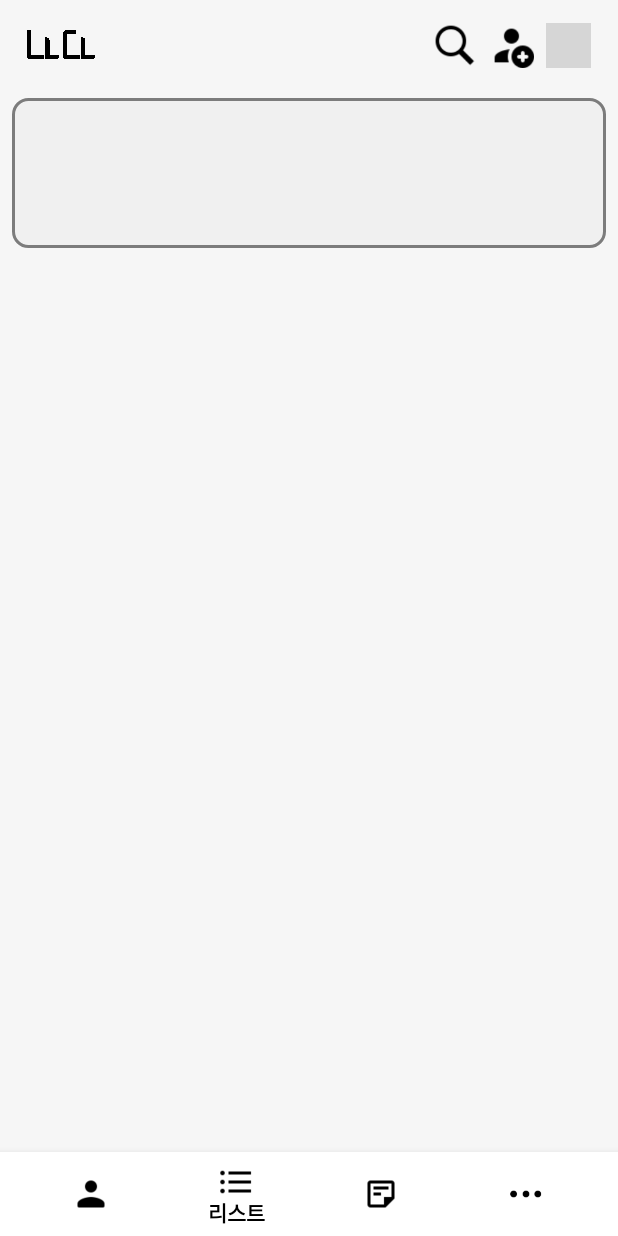
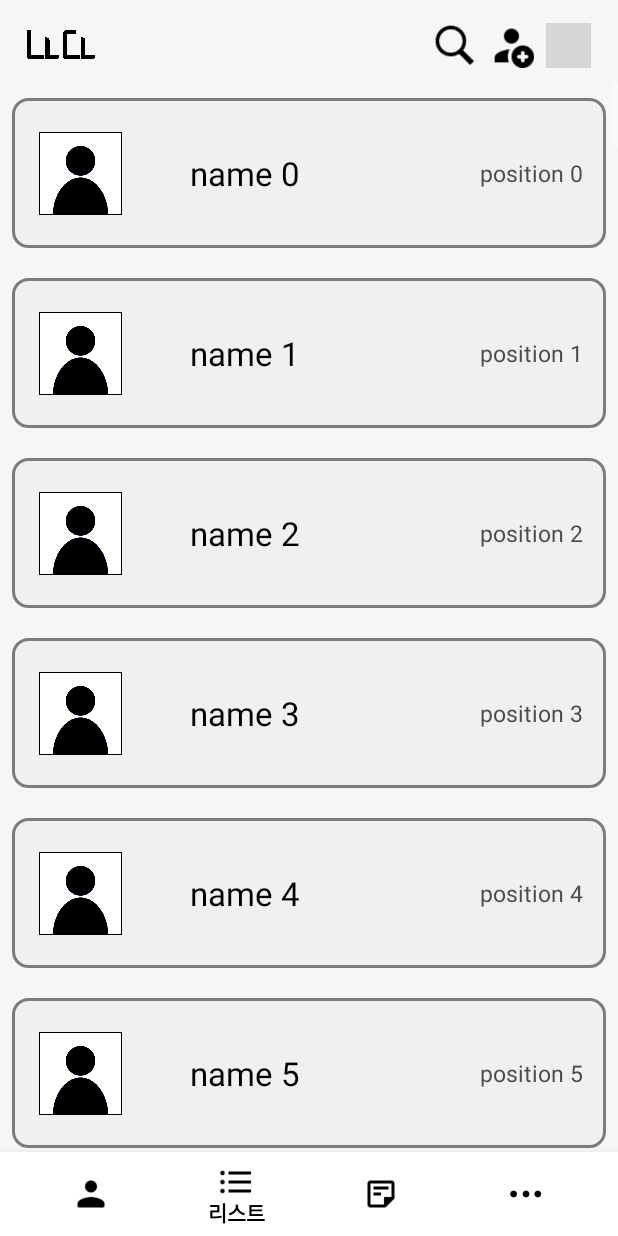
Before and after one commit to OSsunNO/Cname, an Android app: the Frag2 screen opened directly, with no data from a screen before it, on a phone screen of 412 x 824 dp. Run offline under Robolectric (Android 15) with nearby library versions, the phone set to English and light mode, and no system bars; grey boxes are pictures that could not be loaded.

Commit message:
리사이클러뷰 만들기 성공. db에서 정보만 불러와서 붙이면 됨.

```diff
--- a/app/src/main/java/com/cname/nada/Frag2.java
+++ b/app/src/main/java/com/cname/nada/Frag2.java
@@ -14,6 +14,10 @@ import android.widget.PopupMenu;
 import androidx.annotation.NonNull;
 import androidx.annotation.Nullable;
 import androidx.fragment.app.Fragment;
+import androidx.recyclerview.widget.LinearLayoutManager;
+import androidx.recyclerview.widget.RecyclerView;
+
+import java.util.ArrayList;
 
 public class Frag2 extends Fragment {
     private View view;
@@ -25,6 +29,23 @@ public class Frag2 extends Fragment {
     public View onCreateView(@NonNull LayoutInflater inflater, @Nullable ViewGroup container, @Nullable Bundle savedInstanceState)
     {
         view = inflater.inflate(R.layout.frag2,container,false);
+
+        //리사이클러뷰에 표시할 데이터 리스트 생성.
+        ArrayList<ArrayList<String>> list = new ArrayList<>();
+        for (int i=0; i<100; i++) {
+            ArrayList<String> innerList = new ArrayList<>();
+            innerList.add(String.format("name %d", i));
+            innerList.add(String.format("position %d", i));
+            list.add(innerList);
+        }
+
+        // 리사이클러뷰에 LinearLayoutManager 객체 지정.
+        RecyclerView recyclerView = view.findViewById(R.id.recycler1);
+        recyclerView.setLayoutManager(new LinearLayoutManager(getContext()));
+
+        // 리사이클러뷰에 SimpleTextAdapter 객체 지정.
+        RecyclerViewAdapter adapter = new RecyclerViewAdapter(list);
+        recyclerView.setAdapter(adapter);
 
         searchBtn = (ImageView) view.findViewById(R.id.SearchBtn);
         sendBtn = (ImageView) view.findViewById(R.id.SendBtn);
--- /dev/null
+++ b/app/src/main/java/com/cname/nada/RecyclerViewAdapter.java
@@ -0,0 +1,66 @@
+package com.cname.nada;
+
+import android.content.Context;
+import android.view.LayoutInflater;
+import android.view.View;
+import android.view.ViewGroup;
+import android.widget.ImageView;
+import android.widget.TextView;
+
+import androidx.recyclerview.widget.RecyclerView;
+
+import java.lang.reflect.Array;
+import java.util.ArrayList;
+
+public class RecyclerViewAdapter extends RecyclerView.Adapter<RecyclerViewAdapter.ViewHolder> {
+
+    private ArrayList<ArrayList<String>> mData = null;
+
+    // 아이템 뷰를 저장하는 뷰홀더 클래스.
+    public class ViewHolder extends RecyclerView.ViewHolder {
+        ImageView imageViewProfile;
+        TextView textViewName;
+        TextView textViewPosition;
+
+        ViewHolder(View itemView) {
+            super(itemView);
+
+            // 뷰 객체에 대한 참조. (hold strong reference)
+            imageViewProfile = itemView.findViewById(R.id.profile_image);
+            textViewName = itemView.findViewById(R.id.name);
+            textViewPosition = itemView.findViewById(R.id.position);
+        }
+    }
+
+    // 생성자에서 데이터 리스트 객체를 전달받음.
+    RecyclerViewAdapter(ArrayList<ArrayList<String>> list) {
+        mData = list;
+    }
+
+    // onCreateViewHolder() - 아이템 뷰를 위한 뷰홀더 객체 생성하여 리턴.
+    @Override
+    public RecyclerViewAdapter.ViewHolder onCreateViewHolder(ViewGroup parent, int viewType) {
+        Context context = parent.getContext();
+        LayoutInflater inflater = (LayoutInflater) context.getSystemService(Context.LAYOUT_INFLATER_SERVICE);
+
+        View view = inflater.inflate(R.layout.recyclerview_item, parent, false);
+        RecyclerViewAdapter.ViewHolder vh = new RecyclerViewAdapter.ViewHolder(view);
+
+        return vh;
+    }
+
+    // onBindViewHolder() - position에 해당하는 데이터를 뷰홀더의 아이템뷰에 표시.
+    @Override
+    public void onBindViewHolder(RecyclerViewAdapter.ViewHolder holder, int position) {
+        String nameOfFriend = mData.get(position).get(0);
+        String positionOfFriend = mData.get(position).get(1);
+        holder.textViewName.setText(nameOfFriend);
+        holder.textViewPosition.setText(positionOfFriend);
+    }
+
+    // getItemCount() - 전체 데이터 갯수 리턴.
+    @Override
+    public int getItemCount() {
+        return mData.size();
+    }
+}
--- a/app/src/main/res/layout/frag2.xml
+++ b/app/src/main/res/layout/frag2.xml
@@ -73,30 +73,4 @@
         app:layout_constraintStart_toStartOf="parent"
         app:layout_constraintTop_toBottomOf="@+id/topBarLayout"/>
 
-    <ScrollView
-        android:layout_width="match_parent"
-        android:layout_height="match_parent"
-        android:layout_marginTop="55dp"
-        app:layout_constraintEnd_toEndOf="parent"
-        app:layout_constraintStart_toStartOf="parent"
-        app:layout_constraintTop_toBottomOf="@+id/topBarLayout">
-
-        <androidx.constraintlayout.widget.ConstraintLayout
-            android:layout_width="match_parent"
-            android:layout_height="match_parent">
-
-            <TextView
-                android:id="@+id/NameCard1"
-                android:layout_width="match_parent"
-                android:layout_height="100dp"
-                android:layout_marginHorizontal="8dp"
-                android:layout_marginVertical="10dp"
-                android:background="@drawable/custom_bg_button"
-                app:layout_constraintTop_toTopOf="parent"></TextView>
-
-
-        </androidx.constraintlayout.widget.ConstraintLayout>
-
-    </ScrollView>
-
 </androidx.constraintlayout.widget.ConstraintLayout>
--- a/app/src/main/res/layout/recyclerview_item.xml
+++ b/app/src/main/res/layout/recyclerview_item.xml
@@ -6,7 +6,20 @@
 
     <androidx.constraintlayout.widget.ConstraintLayout
         android:layout_width="match_parent"
-        android:layout_height="45dp">
+        android:layout_height="100dp"
+        android:layout_marginHorizontal="8dp"
+        android:layout_marginVertical="10dp"
+        android:background="@drawable/custom_bg_button">
+
+        <ImageView
+            android:id="@+id/profile_image"
+            android:layout_width="55dp"
+            android:layout_height="55dp"
+            android:src="@drawable/basic_profile_image"
+            android:layout_marginLeft="18dp"
+            app:layout_constraintTop_toTopOf="parent"
+            app:layout_constraintBottom_toBottomOf="parent"
+            app:layout_constraintLeft_toLeftOf="parent" />
 
         <TextView
             android:id="@+id/name"
@@ -14,17 +27,21 @@
             android:layout_height="wrap_content"
             android:textSize="22sp"
             android:layout_marginLeft="45dp"
+            android:text="황성민"
+            android:textColor="@color/black0"
+            app:layout_constraintTop_toTopOf="parent"
             app:layout_constraintBottom_toBottomOf="parent"
-            app:layout_constraintLeft_toLeftOf="parent"
-            app:layout_constraintTop_toTopOf="parent"
-            app:layout_constraintVertical_bias="0.545" />
+            app:layout_constraintLeft_toRightOf="@+id/profile_image"
+             />
 
         <TextView
             android:id="@+id/position"
             android:layout_width="wrap_content"
             android:layout_height="wrap_content"
-            android:textSize="18sp"
+            android:textSize="15sp"
             android:layout_marginRight="15dp"
+            android:text="cname/프론트엔드"
+            android:textColor="@color/black2"
             app:layout_constraintRight_toRightOf="parent"
             app:layout_constraintTop_toTopOf="parent"
             app:layout_constraintBottom_toBottomOf="parent"
```
Also changed, not shown: app/src/main/res/drawable-v24/basic_profile_image.png (added).
